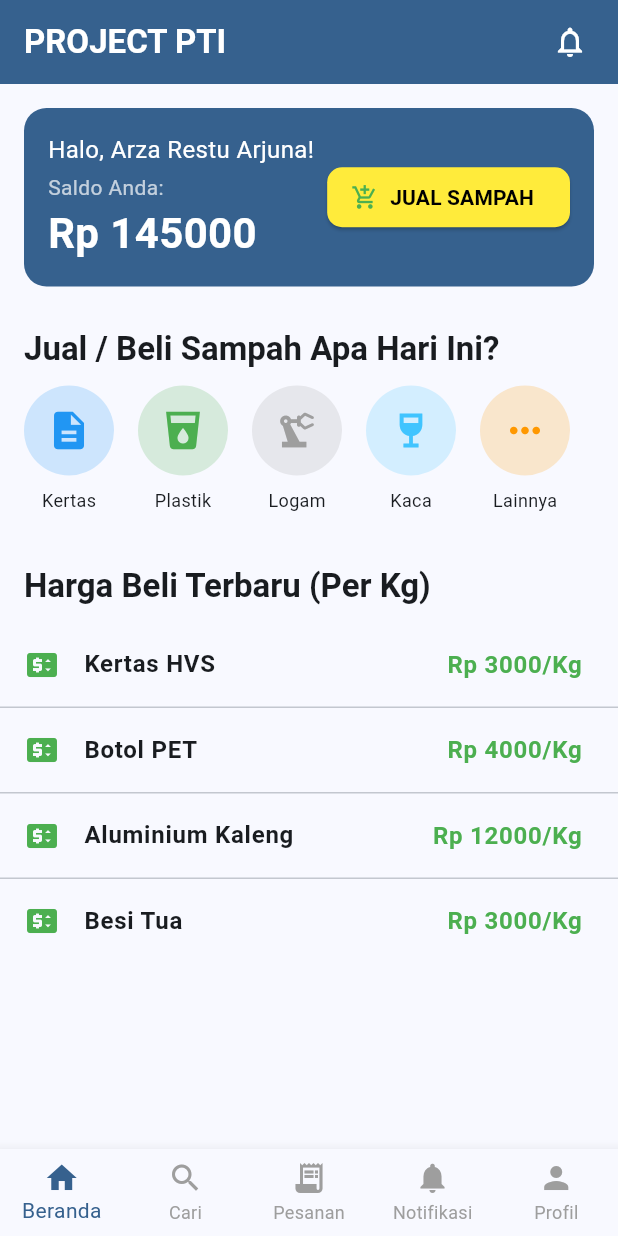
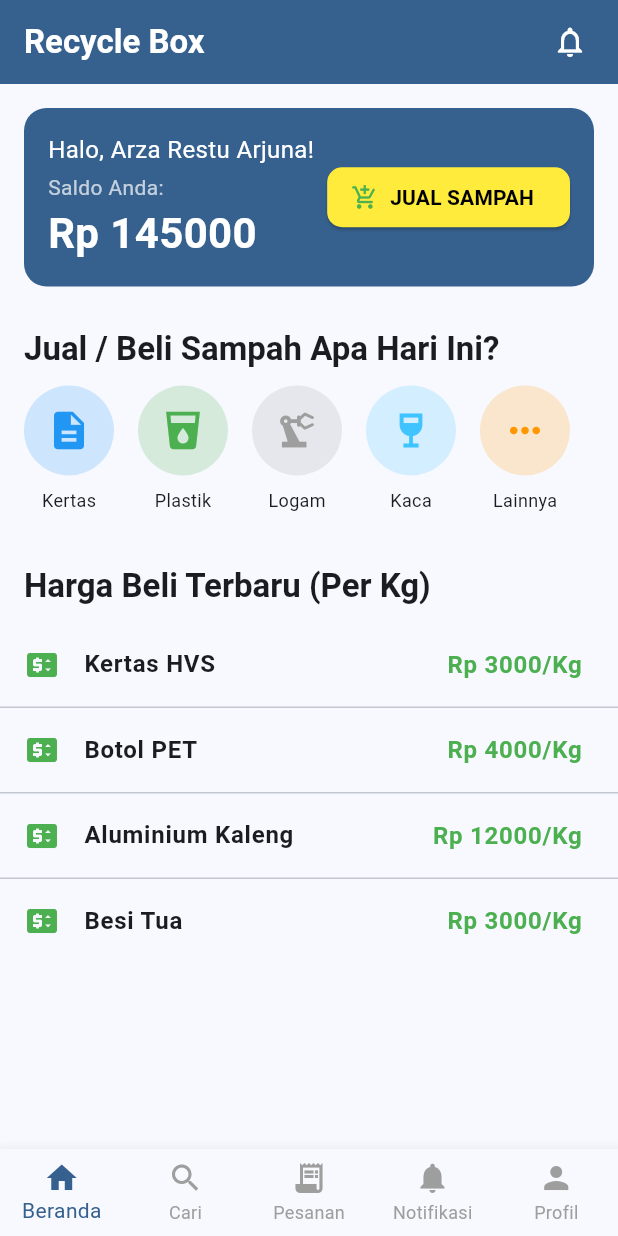
Before and after one commit to Arzaleph/ReBox_Project, a Flutter app: the screen it shows after launch, on a phone screen of 412 x 824 dp. Run offline on Flutter 3.47's test engine with Material 3 defaults, Android fonts, the light colour scheme and no system bars; our stand-ins replace shared_preferences.

Commit message:
Ubah Judul ke Recycle Box

```diff
--- a/lib/beranda/widgets/beranda_appbar.dart
+++ b/lib/beranda/widgets/beranda_appbar.dart
@@ -10,7 +10,7 @@ class BerandaAppBar extends StatelessWidget implements PreferredSizeWidget {
   Widget build(BuildContext context) {
     return AppBar(
       title: const Text(
-        'PROJECT PTI',
+        'Recycle Box',
         style: TextStyle(color: Colors.white, fontWeight: FontWeight.bold),
       ),
       centerTitle: false,
```
